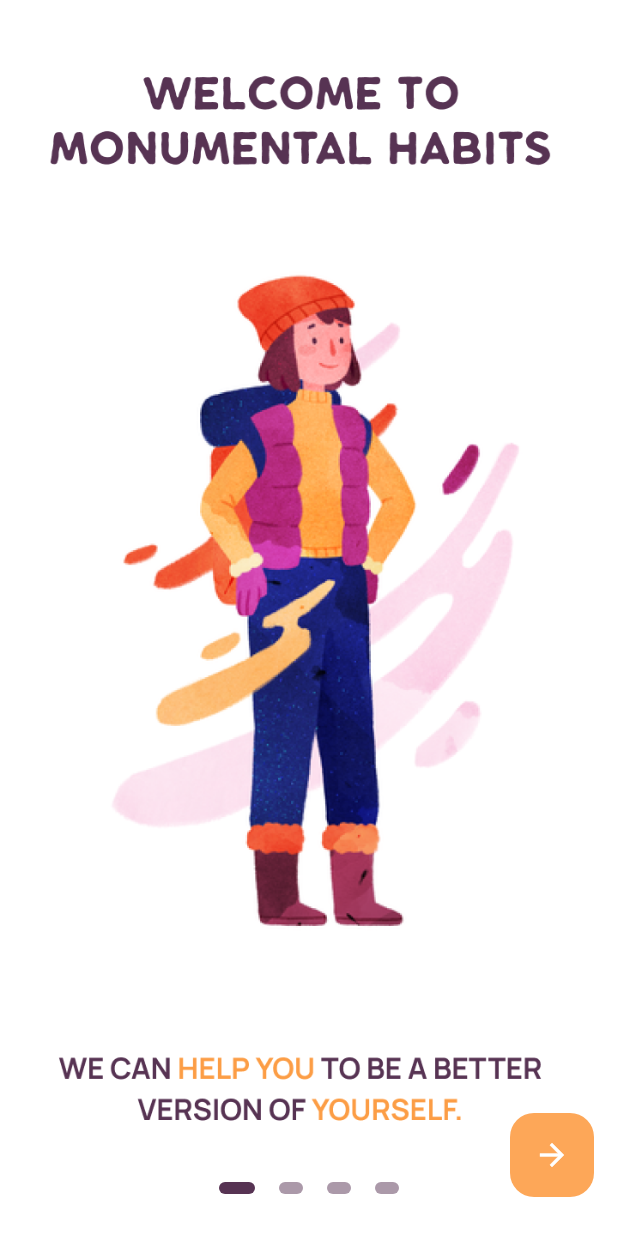
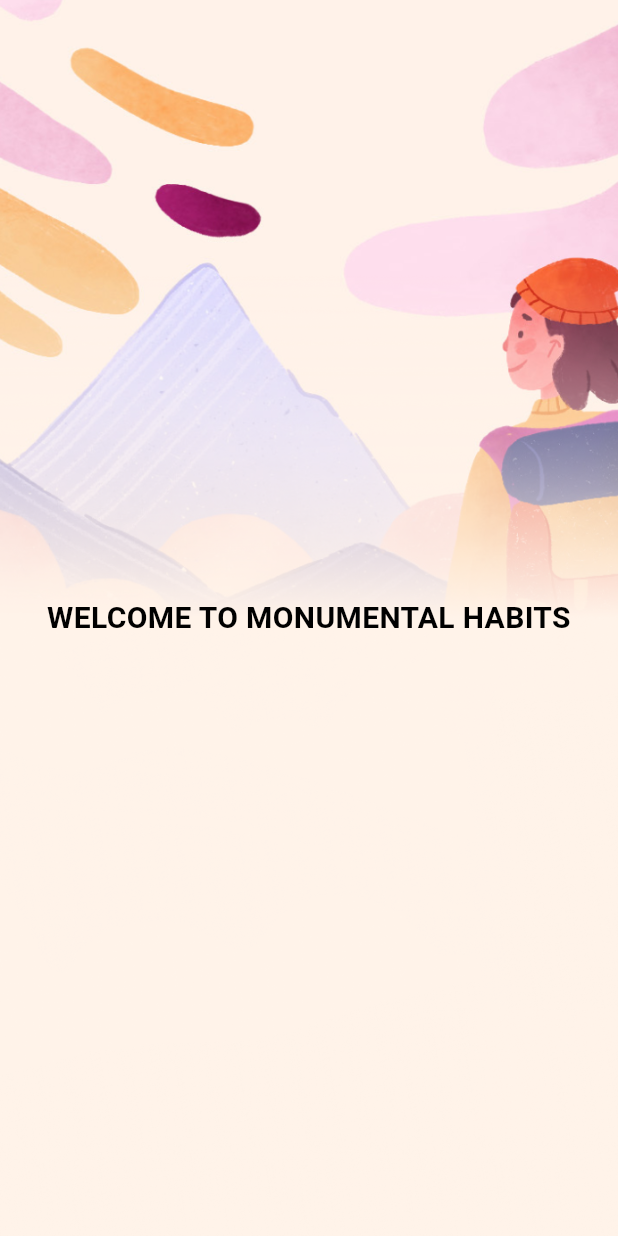
Before and after one commit to Arifcngk/Restaurant-Order-Application, a Flutter app: the screen it shows after launch, on a phone screen of 412 x 824 dp. Run offline on Flutter 3.47's test engine with Material 3 defaults, Android fonts, the phone set to English and light mode, and no system bars; drawn by our look-alikes of flutter_onboarding_slider.

Commit message:
chore: Add login page view and assets for authentication

```diff
--- a/lib/main.dart
+++ b/lib/main.dart
@@ -1,7 +1,6 @@
 import 'package:flutter/material.dart';
-import 'package:looking_for_a_custom_app/screen/introduction/onboarding_view_1.dart';
-import 'package:looking_for_a_custom_app/screen/introduction/onboarding_view_3.dart';
-import 'package:looking_for_a_custom_app/screen/introduction/splash.dart';
+import 'package:looking_for_a_custom_app/screen/auth/login_page_view.dart';
+import 'package:looking_for_a_custom_app/screen/introduction/onboarding_intro_view.dart';
 
 void main() {
   runApp(const MyApp());
@@ -20,7 +19,7 @@ class MyApp extends StatelessWidget {
             seedColor: const Color.fromARGB(255, 75, 66, 90)),
         useMaterial3: true,
       ),
-      home: OnBoarding(),
+      home: LoginPageView(),
     );
   }
 }
--- /dev/null
+++ b/lib/screen/auth/login_page_view.dart
@@ -0,0 +1,44 @@
+import 'package:flutter/material.dart';
+
+class LoginPageView extends StatefulWidget {
+  const LoginPageView({super.key});
+
+  @override
+  State<LoginPageView> createState() => _LoginPageViewState();
+}
+
+class _LoginPageViewState extends State<LoginPageView> {
+  @override
+  Widget build(BuildContext context) {
+    return Scaffold(
+      body: Stack(
+        children: [
+          Container(
+            decoration: const BoxDecoration(
+              image: DecorationImage(
+                image: AssetImage('img/auth_img/login.png'),
+                fit: BoxFit.cover,
+              ),
+            ),
+          ),
+          Center(
+            child: Container(
+              width: 350,
+              height: 64,
+              alignment: Alignment.center,
+              child: const Text(
+                'WELCOME TO MONUMENTAL HABITS',
+                style: TextStyle(
+                  fontSize: 20,
+                  color: Colors.black,
+                  fontWeight: FontWeight.bold,
+                ),
+                textAlign: TextAlign.center,
+              ),
+            ),
+          ),
+        ],
+      ),
+    );
+  }
+}
--- a/lib/screen/introduction/onboarding_view_1.dart
+++ b/lib/screen/introduction/onboarding_intro_view.dart
@@ -1,10 +1,11 @@
 import 'package:flutter/material.dart';
 import 'package:flutter_onboarding_slider/flutter_onboarding_slider.dart';
 import 'package:looking_for_a_custom_app/const/color.dart';
+import 'package:looking_for_a_custom_app/screen/auth/login_page_view.dart';
 import 'package:looking_for_a_custom_app/screen/home/home_page_view.dart';
 import 'package:looking_for_a_custom_app/screen/introduction/splash.dart';
 
-class OnBoarding extends StatelessWidget {
+class OnBoardingIntroView extends StatelessWidget {
   @override
   Widget build(BuildContext context) {
     return Scaffold(
@@ -25,7 +26,7 @@ class OnBoarding extends StatelessWidget {
           Navigator.push(
               context,
               MaterialPageRoute(
-                builder: (context) => HomePageView(),
+                builder: (context) => const LoginPageView(),
               ));
         },
         background: [
--- a/lib/screen/introduction/onboarding_view_2.dart
+++ /dev/null
@@ -1,10 +0,0 @@
-import 'package:flutter/material.dart';
-
-class OnboardViewTwo extends StatelessWidget {
-  const OnboardViewTwo({super.key});
-
-  @override
-  Widget build(BuildContext context) {
-    return const Scaffold();
-  }
-}
--- a/lib/screen/introduction/onboarding_view_3.dart
+++ /dev/null
@@ -1,10 +0,0 @@
-import 'package:flutter/material.dart';
-
-class OnboardViewThree extends StatelessWidget {
-  const OnboardViewThree({super.key});
-
-  @override
-  Widget build(BuildContext context) {
-    return const Scaffold();
-  }
-}
--- a/pubspec.yaml
+++ b/pubspec.yaml
@@ -61,11 +61,16 @@ flutter:
 
   # To add assets to your application, add an assets section, like this:
   assets:
+    # intro img
     - img/intro_img/intro1.png
     - img/intro_img/intro2.png
     - img/intro_img/intro3.png
     - img/intro_img/intro4.png
 
+   #  auth img
+    - img/auth_img/login.png
+
+  # splash img
     - img/splash.png
 
   # An image asset can refer to one or more resolution-specific "variants", see
```
Also changed, not shown: img/auth_img/login.png (added), lib/screen/auth/register_page_view.dart (added), lib/screen/auth/reset_password_view.dart (added).
